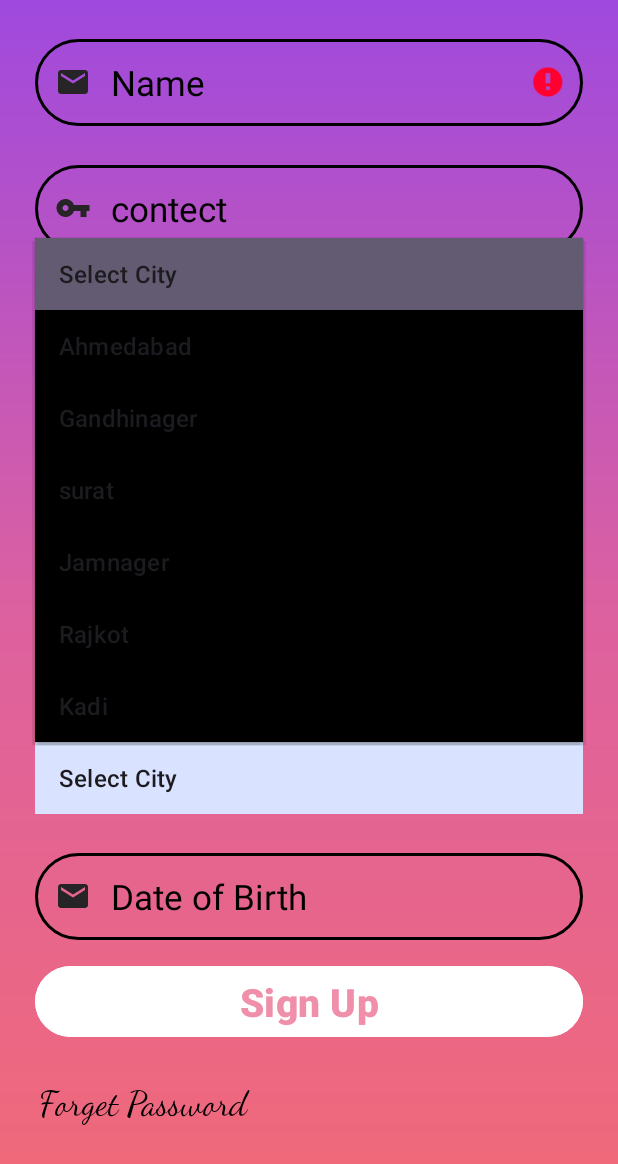
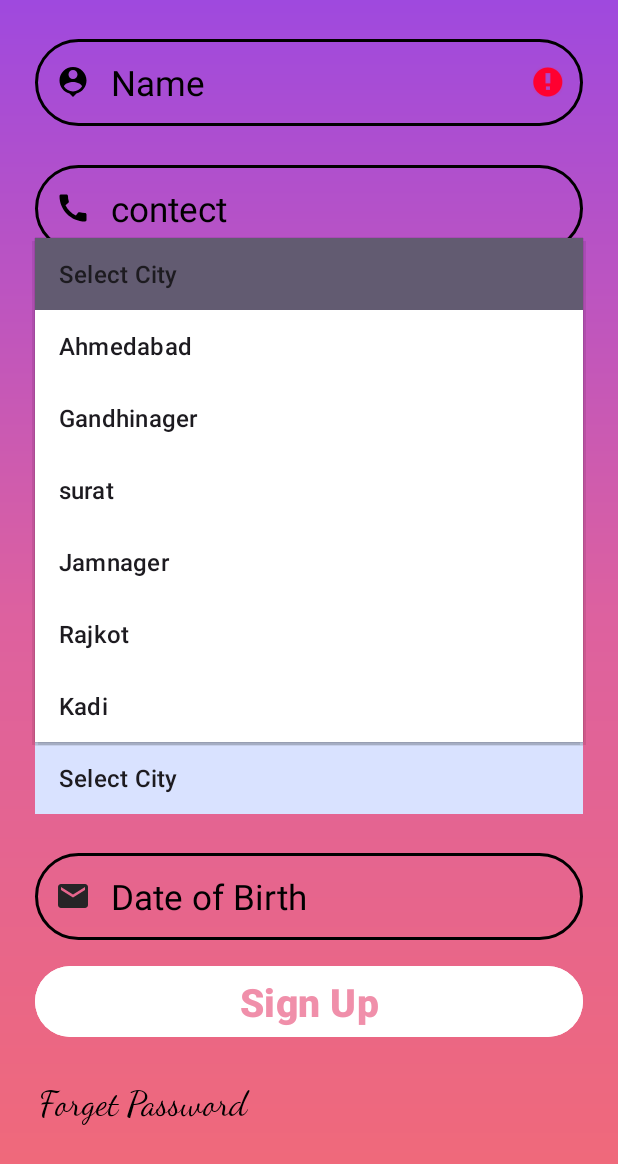
Before and after one commit to pankhaniy/INERNSHIP, an Android app: the SignupActivity screen opened directly, with no data from a screen before it, after a tap on "Select City", on a phone screen of 412 x 824 dp. Shown: the top 1164 px of the screen. Run offline under Robolectric (Android 15) with nearby library versions, the phone set to English and light mode, and no system bars; our stand-ins replace sdp/ssp sizes; 1 other tap on this screen came first.

Commit message:
session 9 new code

```diff
--- a/app/src/main/java/online/intership/SignupActivity.java
+++ b/app/src/main/java/online/intership/SignupActivity.java
@@ -6,6 +6,7 @@ import androidx.appcompat.app.AppCompatActivity;
 import android.app.DatePickerDialog;
 import android.content.DialogInterface;
 import android.content.Intent;
+import android.database.sqlite.SQLiteDatabase;
 import android.os.Bundle;
 import android.view.MotionEvent;
 import android.view.View;
@@ -36,6 +37,7 @@ public class SignupActivity extends AppCompatActivity {
 
    // RadioButton male,female;
     RadioGroup gender;
+    String sgender;
 
     Spinner city;
     //String[] cityArray = {"Ahmedabad","Vadodara","Surat","Rajkot","Gandhinager","kadi","kalol",};
@@ -43,10 +45,16 @@ public class SignupActivity extends AppCompatActivity {
     ArrayList<String> arrayList;
     Calendar calendar;
 
+    SQLiteDatabase db;
+
     @Override
     protected void onCreate(Bundle savedInstanceState) {
         super.onCreate(savedInstanceState);
         setContentView(R.layout.activity_signup);
+
+        db=openOrCreateDatabase("Internship",MODE_PRIVATE,null);
+        String tableQuery="CREATE TABLE IF NOT EXISTS USER(USERID INTEGER PRIMARY KEY AUTOINCREMENT,NAME VARCHAR(100),CONTECT INT(10),EMAIL VARCHAR(100),PASSWORD VARCHAR(10),GENDER VARCHAR(6),CITY VARCHAR(50),DOB VARCHAR(10))";
+        db.execSQL(tableQuery);
 
         name = findViewById(R.id.main_name);
         email = findViewById(R.id.main_email);
@@ -131,7 +139,8 @@ public class SignupActivity extends AppCompatActivity {
             @Override
             public void onCheckedChanged(RadioGroup radioGroup, int i) {
                 RadioButton radioButton=findViewById(i);
-                new CommanMethod(SignupActivity.this,radioButton.getText().toString());
+                sgender = radioButton.getText().toString();
+                new CommanMethod(SignupActivity.this,sgender);
             }
         });
 
@@ -186,6 +195,10 @@ public class SignupActivity extends AppCompatActivity {
                     confirmPassword.setError("Password Does Not Match");
                 }
                 else {
+
+                    String insertQuery= "INSERT INTO USER VALUE(NULL,'"+name.getText().toString()+"','"+contact.getText().toString()+"','"+email.getText().toString()+"','"+password.getText().toString()+"','"+sgender+"','"+city+"','"+dob.getText().toString()+"')";
+                    db.execSQL(insertQuery);
+
                     System.out.println("Signup Successfully");
                     new CommanMethod(SignupActivity.this, "Login Successfully");
                     //Toast.makeText(SignupActivity.this,"Signup Successfully",Toast.LENGTH_SHORT).show();
--- /dev/null
+++ b/app/src/main/res/drawable/baseline_call_24.xml
@@ -0,0 +1,5 @@
+<vector android:height="24dp" android:tint="#000000"
+    android:viewportHeight="24" android:viewportWidth="24"
+    android:width="24dp" xmlns:android="http://schemas.android.com/apk/res/android">
+    <path android:fillColor="@android:color/white" android:pathData="M20.01,15.38c-1.23,0 -2.42,-0.2 -3.53,-0.56 -0.35,-0.12 -0.74,-0.03 -1.01,0.24l-1.57,1.97c-2.83,-1.35 -5.48,-3.9 -6.89,-6.83l1.95,-1.66c0.27,-0.28 0.35,-0.67 0.24,-1.02 -0.37,-1.11 -0.56,-2.3 -0.56,-3.53 0,-0.54 -0.45,-0.99 -0.99,-0.99H4.19C3.65,3 3,3.24 3,3.99 3,13.28 10.73,21 20.01,21c0.71,0 0.99,-0.63 0.99,-1.18v-3.45c0,-0.54 -0.45,-0.99 -0.99,-0.99z"/>
+</vector>
--- /dev/null
+++ b/app/src/main/res/drawable/baseline_person_pin_24.xml
@@ -0,0 +1,5 @@
+<vector android:height="24dp" android:tint="#000000"
+    android:viewportHeight="24" android:viewportWidth="24"
+    android:width="24dp" xmlns:android="http://schemas.android.com/apk/res/android">
+    <path android:fillColor="@android:color/white" android:pathData="M12,2c-4.97,0 -9,4.03 -9,9 0,4.17 2.84,7.67 6.69,8.69L12,22l2.31,-2.31C18.16,18.67 21,15.17 21,11c0,-4.97 -4.03,-9 -9,-9zM12,4c1.66,0 3,1.34 3,3s-1.34,3 -3,3 -3,-1.34 -3,-3 1.34,-3 3,-3zM12,18.3c-2.5,0 -4.71,-1.28 -6,-3.22 0.03,-1.99 4,-3.08 6,-3.08 1.99,0 5.97,1.09 6,3.08 -1.29,1.94 -3.5,3.22 -6,3.22z"/>
+</vector>
--- a/app/src/main/res/layout/activity_main.xml
+++ b/app/src/main/res/layout/activity_main.xml
@@ -22,7 +22,6 @@
          />
 
     <EditText
-
         android:drawableLeft="@drawable/baseline_email_24"
         android:inputType="textEmailAddress"
         android:id="@+id/main_email"
@@ -33,10 +32,10 @@
         style="@style/edit_stylelaypout"/>
 
     <EditText
+        android:drawableLeft="@drawable/baseline_vpn_key_24"
         android:id="@+id/main_password"
         android:hint="password"
         android:inputType="numberPassword"
-        android:drawableLeft="@drawable/baseline_vpn_key_24"
         android:layout_below="@+id/main_email"
         android:layout_width="match_parent"
         android:layout_height="wrap_content"
@@ -98,6 +97,9 @@
 
 
             />
+
+
+
     </RelativeLayout>
 
 </ScrollView>
--- a/app/src/main/res/layout/activity_signup.xml
+++ b/app/src/main/res/layout/activity_signup.xml
@@ -11,7 +11,7 @@
         android:layout_height="match_parent">
         <EditText
             android:layout_marginHorizontal="@dimen/_18sdp"
-            android:drawableLeft="@drawable/baseline_email_24"
+            android:drawableLeft="@drawable/baseline_person_pin_24"
             android:inputType="textEmailAddress"
             android:id="@+id/main_name"
             android:layout_width="match_parent"
@@ -24,7 +24,7 @@
             android:id="@+id/main_contect"
             android:hint="contect"
             android:inputType="numberPassword"
-            android:drawableLeft="@drawable/baseline_vpn_key_24"
+            android:drawableLeft="@drawable/baseline_call_24"
             android:layout_below="@+id/main_name"
             android:layout_width="match_parent"
             android:layout_height="wrap_content"
@@ -94,7 +94,7 @@
         </RadioGroup>
 
         <Spinner
-            android:popupBackground="@color/black"
+            android:popupBackground="@color/white"
             android:background="@color/material_dynamic_primary90"
             android:layout_marginHorizontal="@dimen/_18sdp"
             android:layout_marginTop="@dimen/_10sdp"
```
Lines whose indentation alone changed are shown as unchanged.
